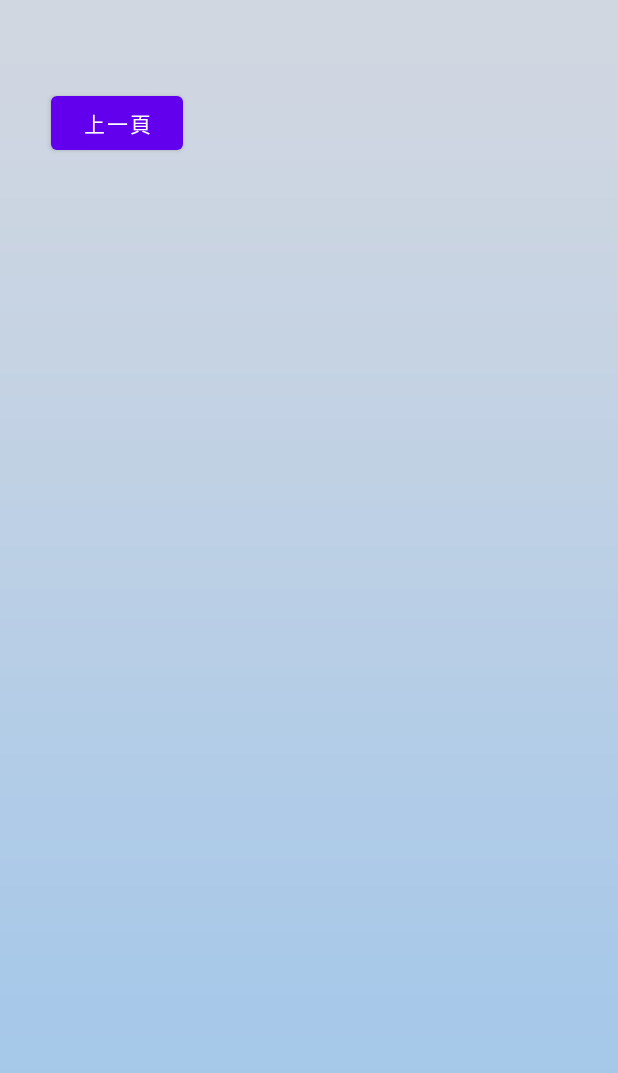
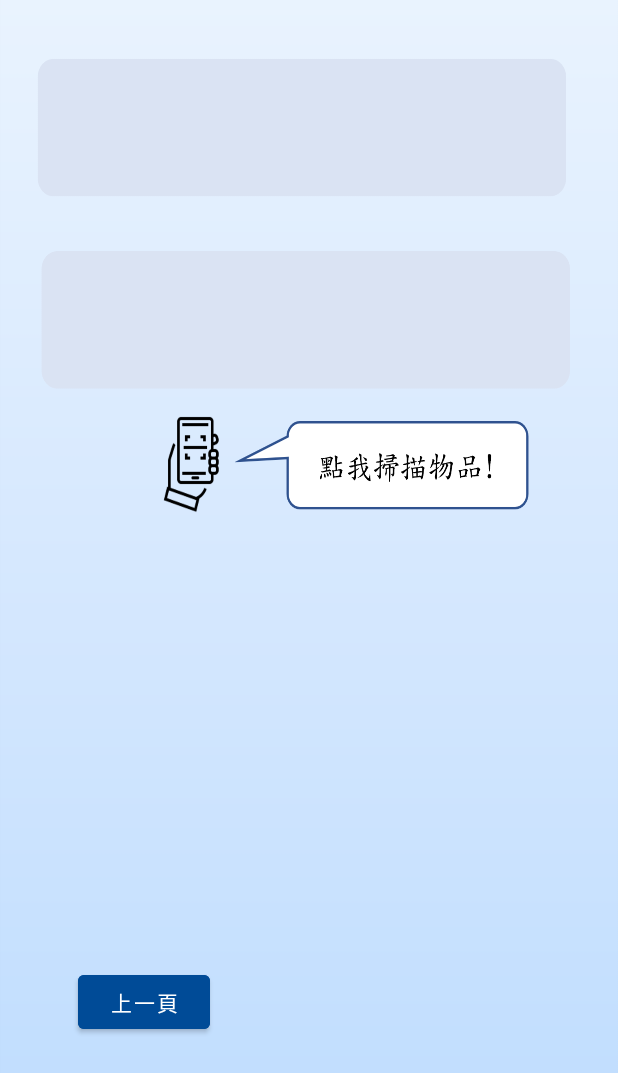
Before and after one commit to JoanneHsia/ProjectGrade3_two, an Android app: the MmsActivity screen opened directly, with no data from a screen before it, on a phone screen of 412 x 824 dp. Shown: the top 1073 px of the screen. Run offline under Robolectric (Android 15) with nearby library versions, the phone set to English and light mode, and no system bars; libraries missing offline, so code that uses them is left out: com.google.zxing.integration.

Commit message:
點班QRcode掃描器(無回傳功能)

```diff
--- a/app/build.gradle
+++ b/app/build.gradle
@@ -51,4 +51,6 @@ dependencies {
     testImplementation 'junit:junit:4.13.2'
     androidTestImplementation 'androidx.test.ext:junit:1.1.5'
     androidTestImplementation 'androidx.test.espresso:espresso-core:3.5.1'
+    implementation 'com.journeyapps:zxing-android-embedded:3.5.0'
+
 }
--- a/app/src/main/java/com/example/projectgrade3_two/HomeActivity.java
+++ b/app/src/main/java/com/example/projectgrade3_two/HomeActivity.java
@@ -94,7 +94,7 @@ public class HomeActivity extends AppCompatActivity {
             }
         });
 
-        occupyPageBtn .setOnClickListener(new View.OnClickListener() {
+        occupyPageBtn.setOnClickListener(new View.OnClickListener() {
             @Override
             public void onClick(View v) {
                 Intent intent = new Intent();
--- a/app/src/main/java/com/example/projectgrade3_two/MmsActivity.java
+++ b/app/src/main/java/com/example/projectgrade3_two/MmsActivity.java
@@ -2,12 +2,17 @@ package com.example.projectgrade3_two;
 
 import androidx.appcompat.app.AppCompatActivity;
 
+import android.app.Activity;
 import android.content.Intent;
 import android.os.Bundle;
 import android.view.View;
 import android.widget.Button;
 
+import com.google.zxing.integration.android.IntentIntegrator;
+
 public class MmsActivity extends AppCompatActivity {
+
+    private Activity context=this;
 
     @Override
     protected void onCreate(Bundle savedInstanceState) {
@@ -15,6 +20,7 @@ public class MmsActivity extends AppCompatActivity {
         setContentView(R.layout.activity_mms);
 
         Button backPageBtn = (Button)findViewById(R.id.mmsback_btn);
+        Button btn_scan = (Button)findViewById(R.id.btn_scan);
         backPageBtn.setOnClickListener(new View.OnClickListener() {
             @Override
             public void onClick(View v) {
@@ -24,6 +30,18 @@ public class MmsActivity extends AppCompatActivity {
             }
         });
 
+        btn_scan.setOnClickListener((new View.OnClickListener() {
+            @Override
+            public void onClick(View view) {
+                IntentIntegrator integrator=new IntentIntegrator(context);
+                integrator.setDesiredBarcodeFormats(IntentIntegrator.QR_CODE_TYPES);
+                integrator.setCameraId(0);
+                integrator.setBarcodeImageEnabled(false);
+                integrator.setOrientationLocked(true);
+                integrator.initiateScan();
+            }
+        }));
+
 
 
 
--- a/app/src/main/java/com/example/projectgrade3_two/MysqlCon.java
+++ b/app/src/main/java/com/example/projectgrade3_two/MysqlCon.java
@@ -9,7 +9,7 @@ import java.sql.SQLException;
 import java.sql.Statement;
 
 public class MysqlCon {
-    String mysql_ip = "140.136.47.137";// 電腦ip 自己cmd打ipconfig Ipv4位置
+    String mysql_ip = "192.168.56.1";// 電腦ip 自己cmd打ipconfig Ipv4位置
     int mysql_port = 3306; // Port 預設為 3306
     String db_name = "item"; //自己資料庫collection名字
     String url = "jdbc:mysql://"+mysql_ip+":"+mysql_port+"/"+db_name;
@@ -19,7 +19,6 @@ public class MysqlCon {
     //(ALTER USER 'test'@'LAPTOP-UF2JJMM9' IDENTIFIED WITH mysql_native_password BY 'A123456789a!';)不一定
     //GRANT ALL ON *.* TO 'test'@'LAPTOP-UF2JJMM9';
     //FLUSH PRIVILEGES;
-
 
     //CREATE USER 'user'@'LAPTOP-F8LDL4R9' IDENTIFIED BY 'user';
     //ALTER USER 'user'@'LAPTOP-F8LDL4R9' IDENTIFIED WITH mysql_native_password BY '1qaz2wsx3edc';
--- a/app/src/main/res/layout/activity_mms.xml
+++ b/app/src/main/res/layout/activity_mms.xml
@@ -4,16 +4,30 @@
     xmlns:tools="http://schemas.android.com/tools"
     android:layout_width="match_parent"
     android:layout_height="match_parent"
-    android:background="@drawable/bg"
+    android:background="@drawable/mms"
     tools:context=".MmsActivity">
 
     <Button
         android:id="@+id/mmsback_btn"
         android:layout_width="wrap_content"
         android:layout_height="wrap_content"
-        android:layout_marginStart="34dp"
-        android:layout_marginTop="58dp"
+        android:layout_marginStart="52dp"
+        android:layout_marginTop="644dp"
         android:text="上一頁"
+        android:backgroundTint="#004B97"
         app:layout_constraintStart_toStartOf="parent"
         app:layout_constraintTop_toTopOf="parent" />
+
+    <Button
+        android:id="@+id/btn_scan"
+        android:layout_width="43dp"
+        android:layout_height="64dp"
+        android:background="#00000000"
+        android:text=""
+        app:layout_constraintBottom_toBottomOf="parent"
+        app:layout_constraintEnd_toEndOf="parent"
+        app:layout_constraintHorizontal_bias="0.298"
+        app:layout_constraintStart_toStartOf="parent"
+        app:layout_constraintTop_toTopOf="parent"
+        app:layout_constraintVertical_bias="0.362" />
 </androidx.constraintlayout.widget.ConstraintLayout>
--- a/gradle.properties
+++ b/gradle.properties
@@ -20,3 +20,5 @@ android.useAndroidX=true
 # thereby reducing the size of the R class for that library
 android.nonTransitiveRClass=true
 android.overridePathCheck=true
+
+android.enableJetifier=true
```
Also changed, not shown: app/src/main/AndroidManifest.xml (+7 -0 lines), app/src/main/res/drawable/mms.png (added).
